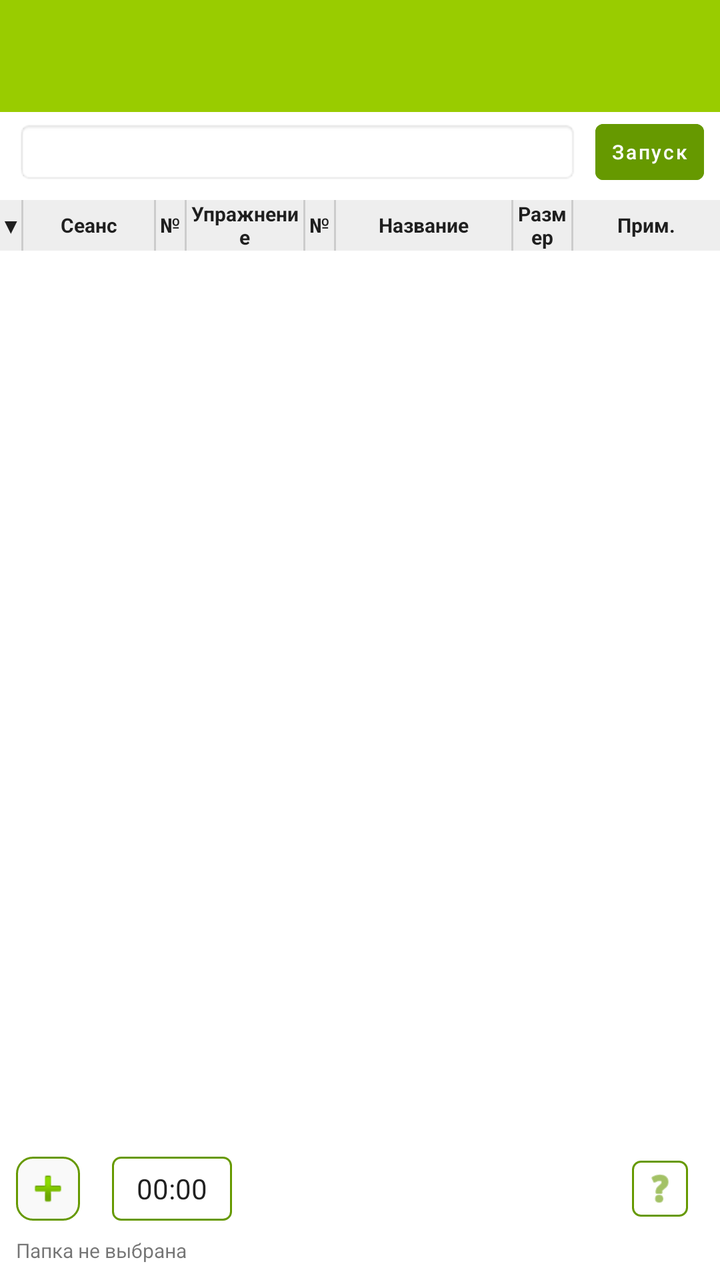
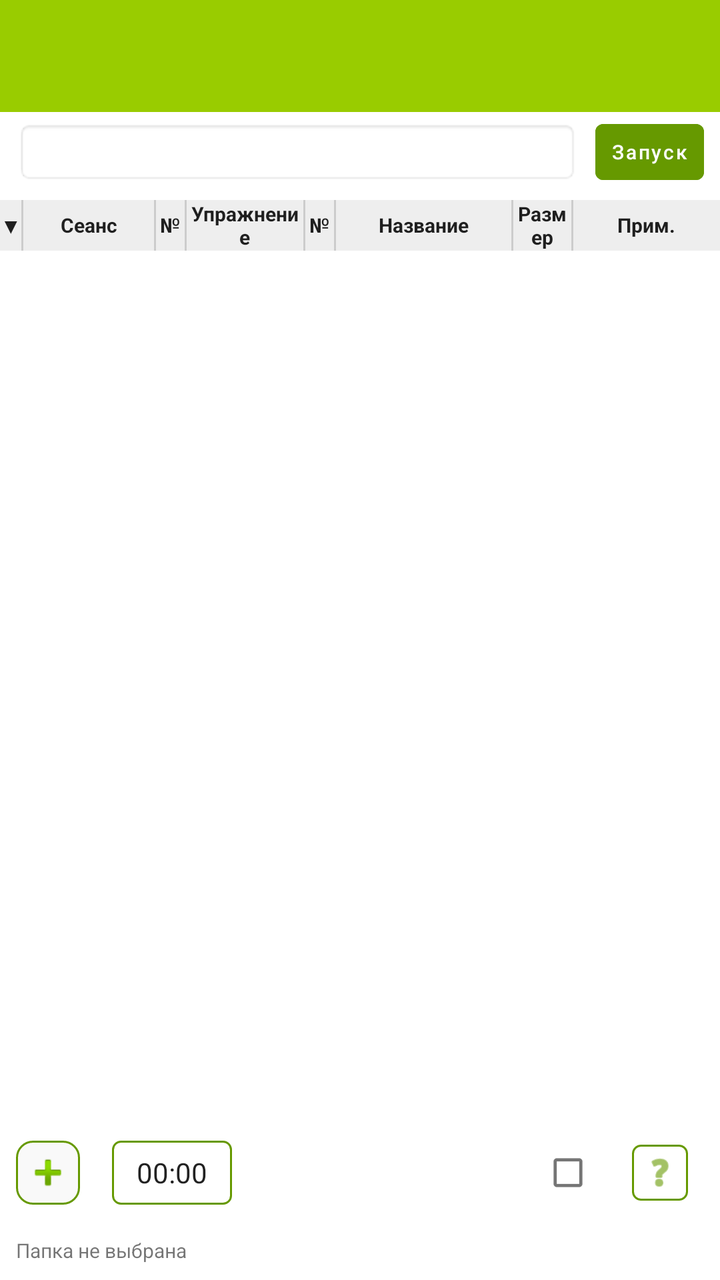

Before-and-after screenshots of an Android layout around one commit, followed by the original layout XML and the change that was made.
<!-- AndroidManifest.xml: application theme Theme.Texfit -->
<!-- res/layout/activity_settings.xml -->
<?xml version="1.0" encoding="utf-8"?>
<androidx.constraintlayout.widget.ConstraintLayout xmlns:android="http://schemas.android.com/apk/res/android"
    xmlns:app="http://schemas.android.com/apk/res-auto"
    xmlns:tools="http://schemas.android.com/tools"
    android:layout_width="match_parent"
    android:layout_height="match_parent"
    android:fitsSystemWindows="true"
    tools:context=".SettingsActivity">

    <com.google.android.material.appbar.MaterialToolbar
        android:id="@+id/toolbar"
        android:layout_width="match_parent"
        android:layout_height="?attr/actionBarSize"
        android:background="@android:color/holo_green_light"
        app:layout_constraintTop_toTopOf="parent"
        app:titleTextColor="@android:color/white" />

    <LinearLayout
        android:id="@+id/top_container"
        android:layout_width="match_parent"
        android:layout_height="wrap_content"
        android:orientation="vertical"
        android:paddingTop="4dp"
        app:layout_constraintTop_toBottomOf="@id/toolbar">

        <LinearLayout
            android:layout_width="match_parent"
            android:layout_height="wrap_content"
            android:gravity="center_vertical"
            android:orientation="horizontal"
            android:paddingEnd="8dp">

            <EditText
                android:id="@+id/et_top_input"
                android:layout_width="0dp"
                android:layout_height="32dp"
                android:layout_marginStart="8dp"
                android:layout_weight="1"
                android:background="@android:drawable/editbox_background_normal"
                android:clickable="false"
                android:focusable="false"
                android:longClickable="false"
                android:maxLines="1"
                android:paddingStart="4dp"
                android:paddingEnd="4dp"
                android:textColor="?android:attr/textColorPrimary"
                android:textSize="12sp" />

            <Button
                android:id="@+id/btn_launch"
                style="@style/Widget.MaterialComponents.Button.UnelevatedButton"
                android:layout_width="wrap_content"
                android:layout_height="28dp"
                android:layout_marginStart="8dp"
                android:backgroundTint="@android:color/holo_green_dark"
                android:insetLeft="0dp"
                android:insetTop="0dp"
                android:insetRight="0dp"
                android:insetBottom="0dp"
                android:minWidth="0dp"
                android:minHeight="0dp"
                android:paddingStart="8dp"
                android:paddingEnd="8dp"
                android:text="@string/btn_launch"
                android:textAllCaps="false"
                android:textSize="10sp"
                app:cornerRadius="4dp" />
        </LinearLayout>

        <LinearLayout
            android:id="@+id/table_header"
            android:layout_width="match_parent"
            android:layout_height="wrap_content"
            android:layout_marginTop="8dp"
            android:background="@color/table_header_bg"
            android:gravity="center_vertical"
            android:minHeight="24dp"
            android:orientation="horizontal">

            <TextView
                android:id="@+id/header_color"
                android:layout_width="0dp"
                android:layout_height="wrap_content"
                android:layout_weight="0.3"
                android:gravity="center"
                android:text="▼"
                android:textColor="?android:attr/textColorPrimary"
                android:textSize="10sp"
                android:textStyle="bold" />

            <View android:layout_width="1dp" android:layout_height="match_parent" android:background="#CCCCCC" />

            <TextView
                android:id="@+id/header_cat1"
                android:layout_width="0dp"
                android:layout_height="wrap_content"
                android:layout_weight="1.8"
                android:gravity="center"
                android:text="@string/header_session"
                android:textColor="?android:attr/textColorPrimary"
                android:textSize="10sp"
                android:textStyle="bold" />

            <View android:layout_width="1dp" android:layout_height="match_parent" android:background="#CCCCCC" />

            <TextView
                android:id="@+id/header_num2"
                android:layout_width="0dp"
                android:layout_height="wrap_content"
                android:layout_weight="0.4"
                android:gravity="center"
                android:text="@string/header_num"
                android:textColor="?android:attr/textColorPrimary"
                android:textSize="10sp"
                android:textStyle="bold" />

            <View android:layout_width="1dp" android:layout_height="match_parent" android:background="#CCCCCC" />

            <TextView
                android:id="@+id/header_cat2"
                android:layout_width="0dp"
                android:layout_height="wrap_content"
                android:layout_weight="1.6"
                android:gravity="center"
                android:text="@string/header_exercise"
                android:textColor="?android:attr/textColorPrimary"
                android:textSize="10sp"
                android:textStyle="bold" />

            <View android:layout_width="1dp" android:layout_height="match_parent" android:background="#CCCCCC" />

            <TextView
                android:id="@+id/header_num3"
                android:layout_width="0dp"
                android:layout_height="wrap_content"
                android:layout_weight="0.4"
                android:gravity="center"
                android:text="@string/header_num"
                android:textColor="?android:attr/textColorPrimary"
                android:textSize="10sp"
                android:textStyle="bold" />

            <View android:layout_width="1dp" android:layout_height="match_parent" android:background="#CCCCCC" />

            <TextView
                android:id="@+id/header_cat3"
                android:layout_width="0dp"
                android:layout_height="wrap_content"
                android:layout_weight="2.4"
                android:gravity="center"
                android:text="@string/header_name"
                android:textColor="?android:attr/textColorPrimary"
                android:textSize="10sp"
                android:textStyle="bold" />

            <View android:layout_width="1dp" android:layout_height="match_parent" android:background="#CCCCCC" />

            <TextView
                android:id="@+id/header_size"
                android:layout_width="0dp"
                android:layout_height="wrap_content"
                android:layout_weight="0.8"
                android:gravity="center"
                android:text="@string/header_size_label"
                android:textColor="?android:attr/textColorPrimary"
                android:textSize="10sp"
                android:textStyle="bold" />

            <View android:layout_width="1dp" android:layout_height="match_parent" android:background="#CCCCCC" />

            <TextView
                android:id="@+id/header_note"
                android:layout_width="0dp"
                android:layout_height="wrap_content"
                android:layout_weight="2.0"
                android:gravity="center"
                android:text="@string/header_note_label"
                android:textColor="?android:attr/textColorPrimary"
                android:textSize="10sp"
                android:textStyle="bold" />
        </LinearLayout>
    </LinearLayout>

    <androidx.recyclerview.widget.RecyclerView
        android:id="@+id/mp4_files_recycler_view"
        android:layout_width="match_parent"
        android:layout_height="0dp"
        android:background="@android:color/white"
        app:layout_constraintBottom_toTopOf="@id/bottom_container"
        app:layout_constraintTop_toBottomOf="@id/top_container" />

    <LinearLayout
        android:id="@+id/bottom_container"
        android:layout_width="match_parent"
        android:layout_height="wrap_content"
        android:orientation="vertical"
        app:layout_constraintBottom_toBottomOf="parent">

        <LinearLayout
            android:layout_width="match_parent"
            android:layout_height="wrap_content"
            android:layout_marginTop="12dp"
            android:gravity="center_vertical"
            android:orientation="horizontal"
            android:paddingStart="8dp"
            android:paddingEnd="8dp">

            <ImageButton
                android:id="@+id/btn_add_folder"
                android:layout_width="32dp"
                android:layout_height="32dp"
                android:background="@drawable/btn_round_bg"
                android:contentDescription="@string/add_folder"
                android:padding="4dp"
                android:scaleType="centerInside"
                android:src="@android:drawable/ic_input_add" />

            <TextView
                android:id="@+id/tv_set_time"
                android:layout_width="wrap_content"
                android:layout_height="32dp"
                android:layout_marginStart="16dp"
                android:background="@drawable/border_green"
                android:clickable="true"
                android:focusable="true"
                android:gravity="center"
                android:minWidth="60dp"
                android:text="@string/time_default"
                android:textColor="?android:attr/textColorPrimary"
                android:textSize="14sp" />

            <View
                android:layout_width="0dp"
                android:layout_height="0dp"
                android:layout_weight="1" />

            <ImageButton
                android:id="@+id/btn_help"
                android:layout_width="28dp"
                android:layout_height="28dp"
                android:layout_marginEnd="8dp"
                android:background="@drawable/border_green"
                android:contentDescription="@string/help_title"
                android:padding="4dp"
                android:scaleType="centerInside"
                android:src="@android:drawable/ic_menu_help"
                app:tint="@android:color/holo_green_dark" />
        </LinearLayout>

        <TextView
            android:id="@+id/selected_folder_path_text_view"
            android:layout_width="match_parent"
            android:layout_height="wrap_content"
            android:layout_marginStart="8dp"
            android:layout_marginTop="8dp"
            android:layout_marginEnd="8dp"
            android:layout_marginBottom="8dp"
            android:text="@string/folder_selected"
            android:textSize="10sp" />
    </LinearLayout>

    <FrameLayout
        android:id="@+id/loading_overlay"
        android:layout_width="match_parent"
        android:layout_height="match_parent"
        android:background="#80000000"
        android:clickable="true"
        android:focusable="true"
        android:visibility="gone">

        <TextView
            android:layout_width="wrap_content"
            android:layout_height="wrap_content"
            android:layout_gravity="center"
            android:text="@string/loading_data"
            android:textColor="@android:color/white"
            android:textSize="18sp"
            android:textStyle="bold" />
    </FrameLayout>

</androidx.constraintlayout.widget.ConstraintLayout>
<!-- resources referenced by this layout -->
<resources>
  <color name="table_header_bg">#EEEEEE</color>
  <!-- drawable border_green (drawable) -->
  <?xml version="1.0" encoding="utf-8"?>
  <shape xmlns:android="http://schemas.android.com/apk/res/android"
      android:shape="rectangle">
      <stroke
          android:width="1dp"
          android:color="@android:color/holo_green_dark" />
      <corners android:radius="4dp" />
      <solid android:color="@android:color/transparent" />
  </shape>
  <!-- drawable btn_round_bg (drawable) -->
  <?xml version="1.0" encoding="utf-8"?>
  <shape xmlns:android="http://schemas.android.com/apk/res/android">
      
      <solid android:color="#F9F9F9" />
      
      
      <corners android:radius="8dp" />
      
      
      <stroke 
          android:width="1dp" 
          android:color="#669900" />
  </shape>
  <string name="add_folder">Добавить папку</string>
  <string name="btn_launch">Запуск</string>
  <string name="folder_selected">Папка не выбрана</string>
  <string name="header_exercise">Упражнение</string>
  <string name="header_name">Название</string>
  <string name="header_note_label">Прим.</string>
  <string name="header_num">№</string>
  <string name="header_session">Сеанс</string>
  <string name="header_size_label">Размер</string>
  <string name="help_title">Справка</string>
  <string name="loading_data">Загрузка...</string>
  <string name="time_default">00:00</string>
  <style name="Theme.Texfit" parent="Theme.MaterialComponents.Light.NoActionBar">
          
          <item name="colorPrimary">@android:color/holo_green_light</item>
          <item name="colorPrimaryVariant">@android:color/holo_green_light</item>
          <item name="colorOnPrimary">@color/white</item>
          
          <item name="colorSecondary">@android:color/holo_green_dark</item>
          <item name="colorSecondaryVariant">@android:color/holo_green_dark</item>
          <item name="colorOnSecondary">@color/black</item>
          
          <item name="android:statusBarColor">@android:color/holo_green_dark</item>
          
      </style>
  <color name="white">#FFFFFFFF</color>
  <color name="black">#FF000000</color>
</resources>

<!-- the commit's change to res/layout/activity_settings.xml (unified diff, before → after) -->
@@ -234,6 +234,14 @@
                 android:layout_height="0dp"
                 android:layout_weight="1" />
 
+            <CheckBox
+                android:id="@+id/cb_show_launch"
+                android:layout_width="wrap_content"
+                android:layout_height="wrap_content"
+                android:layout_marginEnd="8dp"
+                android:scaleX="0.8"
+                android:scaleY="0.8" />
+
             <ImageButton
                 android:id="@+id/btn_help"
                 android:layout_width="28dp"
